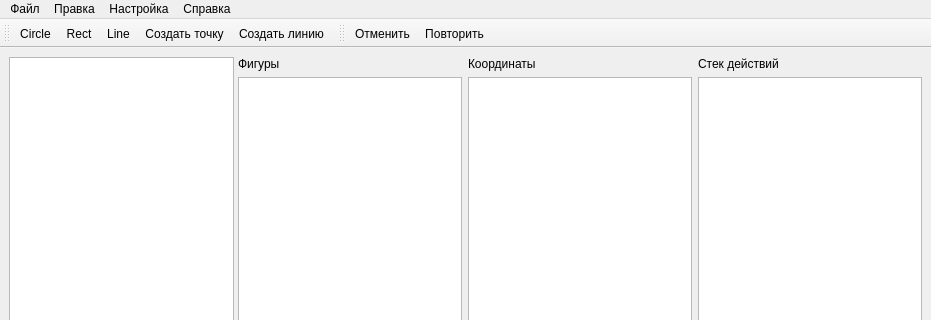
Qt form src/qlabelme/widgets/main_window.ui (mariekarelina/QLabelMe) before a commit; both pictures show x 0 to 931 and y 0 to 320 of the 931 by 677 pixel window.
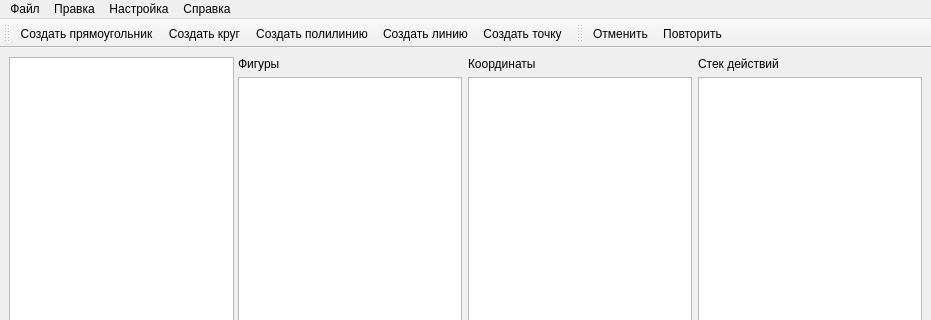
The same form after that commit. Icons and pictures are not drawn. Custom widgets are drawn as their Qt base class.

Patch:
```diff
--- a/src/qlabelme/widgets/main_window.ui
+++ b/src/qlabelme/widgets/main_window.ui
@@ -231,11 +231,11 @@
    <attribute name="toolBarBreak">
     <bool>false</bool>
    </attribute>
-   <addaction name="actCircle"/>
    <addaction name="actRect"/>
+   <addaction name="actCircle"/>
    <addaction name="actPolyline"/>
-   <addaction name="actPoint"/>
    <addaction name="actLine"/>
+   <addaction name="actPoint"/>
   </widget>
   <widget class="QToolBar" name="toolBar_2">
    <property name="windowTitle">
@@ -341,7 +341,7 @@
      <normaloff>:/images/resources/circle.svg</normaloff>:/images/resources/circle.svg</iconset>
    </property>
    <property name="text">
-    <string>Circle</string>
+    <string>Создать круг</string>
    </property>
    <property name="toolTip">
     <string>Circle</string>
@@ -353,7 +353,7 @@
      <normaloff>:/images/resources/rectangle.svg</normaloff>:/images/resources/rectangle.svg</iconset>
    </property>
    <property name="text">
-    <string>Rect</string>
+    <string>Создать прямоугольник</string>
    </property>
    <property name="toolTip">
     <string>Rect</string>
@@ -365,7 +365,7 @@
      <normaloff>:/images/resources/hexagon.svg</normaloff>:/images/resources/hexagon.svg</iconset>
    </property>
    <property name="text">
-    <string>Line</string>
+    <string>Создать полилинию</string>
    </property>
    <property name="toolTip">
     <string>Line</string>
```
Left out of the diff: 63 changed lines with no effect on the pictures.
